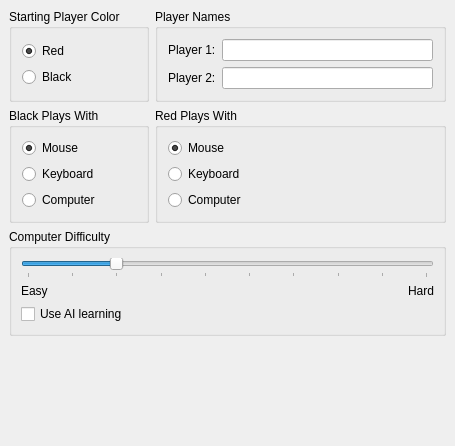
Old version of the form src/settings.ui in the repository KDE/kfourinline.
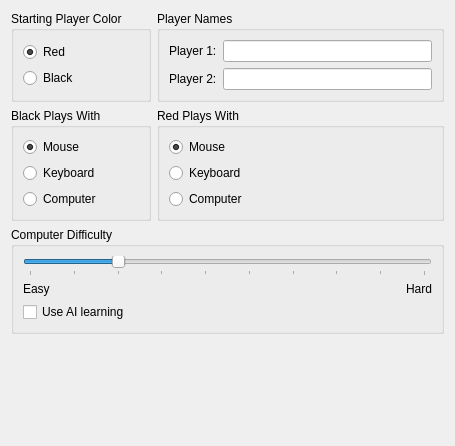
New version of the form.

Commit message: Drop hardcoded non-zero margin & spacing from UIs

Diff of the .ui file:
```diff
--- a/src/settings.ui
+++ b/src/settings.ui
@@ -10,12 +10,6 @@
    </rect>
   </property>
   <layout class="QGridLayout" >
-   <property name="margin" >
-    <number>9</number>
-   </property>
-   <property name="spacing" >
-    <number>6</number>
-   </property>
    <item row="3" column="1" >
     <spacer>
      <property name="orientation" >
@@ -38,12 +32,6 @@
       <string>Computer Difficulty</string>
      </property>
      <layout class="QVBoxLayout" >
-      <property name="spacing" >
-       <number>6</number>
-      </property>
-      <property name="margin" >
-       <number>9</number>
-      </property>
       <item>
        <widget class="QSlider" name="kcfg_level" >
         <property name="whatsThis" >
@@ -71,12 +59,6 @@
       </item>
       <item>
        <layout class="QHBoxLayout" >
-        <property name="spacing" >
-         <number>6</number>
-        </property>
-        <property name="margin" >
-         <number>0</number>
-        </property>
         <item>
          <widget class="QLabel" name="textLabel1" >
           <property name="text" >
@@ -112,20 +94,8 @@
       <string>Red Plays With</string>
      </property>
      <layout class="QHBoxLayout" >
-      <property name="spacing" >
-       <number>5</number>
-      </property>
-      <property name="margin" >
-       <number>5</number>
-      </property>
       <item>
        <layout class="QVBoxLayout" >
-        <property name="spacing" >
-         <number>6</number>
-        </property>
-        <property name="margin" >
-         <number>5</number>
-        </property>
         <item>
          <widget class="QRadioButton" name="kcfg_input1mouse" >
           <property name="text" >
@@ -161,20 +131,8 @@
       <string>Black Plays With</string>
      </property>
      <layout class="QVBoxLayout" >
-      <property name="spacing" >
-       <number>5</number>
-      </property>
-      <property name="margin" >
-       <number>5</number>
-      </property>
       <item>
        <layout class="QVBoxLayout" >
-        <property name="spacing" >
-         <number>6</number>
-        </property>
-        <property name="margin" >
-         <number>5</number>
-        </property>
         <item>
          <widget class="QRadioButton" name="kcfg_input0mouse" >
           <property name="text" >
@@ -216,20 +174,8 @@
       <string>Player Names</string>
      </property>
      <layout class="QVBoxLayout" >
-      <property name="spacing" >
-       <number>5</number>
-      </property>
-      <property name="margin" >
-       <number>5</number>
-      </property>
       <item>
        <layout class="QGridLayout" >
-        <property name="margin" >
-         <number>5</number>
-        </property>
-        <property name="spacing" >
-         <number>6</number>
-        </property>
         <item row="1" column="1" >
          <widget class="QLineEdit" name="kcfg_Name2" />
         </item>
@@ -267,20 +213,8 @@
       <string>Starting Player Color</string>
      </property>
      <layout class="QVBoxLayout" >
-      <property name="spacing" >
-       <number>5</number>
-      </property>
-      <property name="margin" >
-       <number>5</number>
-      </property>
       <item>
        <layout class="QVBoxLayout" >
-        <property name="spacing" >
-         <number>6</number>
-        </property>
-        <property name="margin" >
-         <number>5</number>
-        </property>
         <item>
          <widget class="QRadioButton" name="kcfg_startcolourred" >
           <property name="text" >
```
The commit also changes 2 other files.
